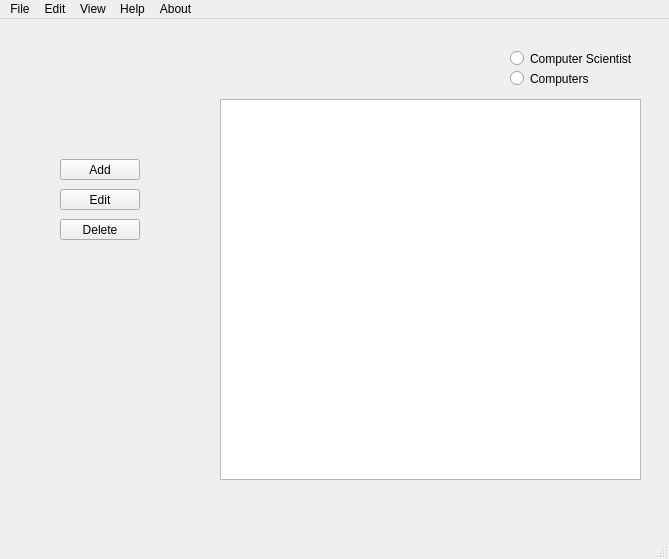
Above: mainwindow.ui from hrafnkelli14/Verklegt-verkefni-3 before the change. Below: the same form after it.
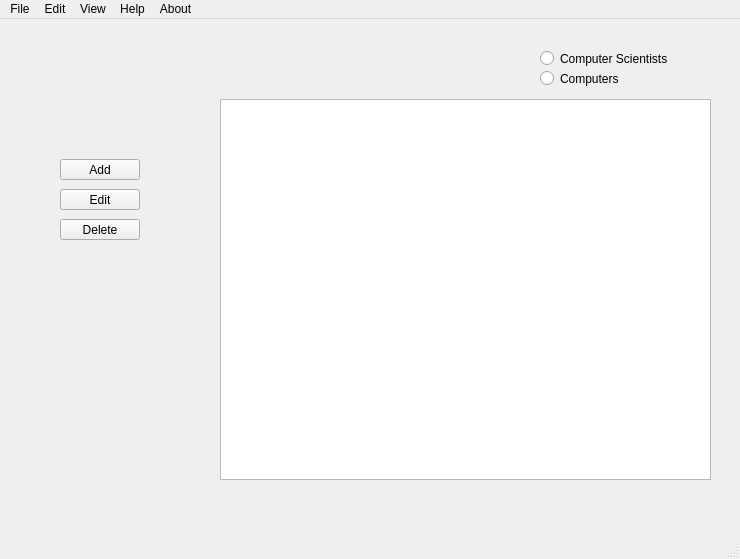
That is the form after the change.

```diff
--- a/mainwindow.ui
+++ b/mainwindow.ui
@@ -6,7 +6,7 @@
    <rect>
     <x>0</x>
     <y>0</y>
-    <width>669</width>
+    <width>740</width>
     <height>559</height>
    </rect>
   </property>
@@ -19,7 +19,7 @@
      <rect>
       <x>220</x>
       <y>80</y>
-      <width>421</width>
+      <width>491</width>
       <height>381</height>
      </rect>
     </property>
@@ -27,9 +27,9 @@
    <widget class="QRadioButton" name="radioCS">
     <property name="geometry">
      <rect>
-      <x>510</x>
+      <x>540</x>
       <y>30</y>
-      <width>121</width>
+      <width>171</width>
       <height>19</height>
      </rect>
     </property>
@@ -43,9 +43,9 @@
    <widget class="QRadioButton" name="radioComp">
     <property name="geometry">
      <rect>
-      <x>510</x>
+      <x>540</x>
       <y>50</y>
-      <width>84</width>
+      <width>111</width>
       <height>19</height>
      </rect>
     </property>
@@ -101,8 +101,8 @@
     <rect>
      <x>0</x>
      <y>0</y>
-     <width>669</width>
-     <height>20</height>
+     <width>740</width>
+     <height>31</height>
     </rect>
    </property>
    <widget class="QMenu" name="menuSkil_3">
```
